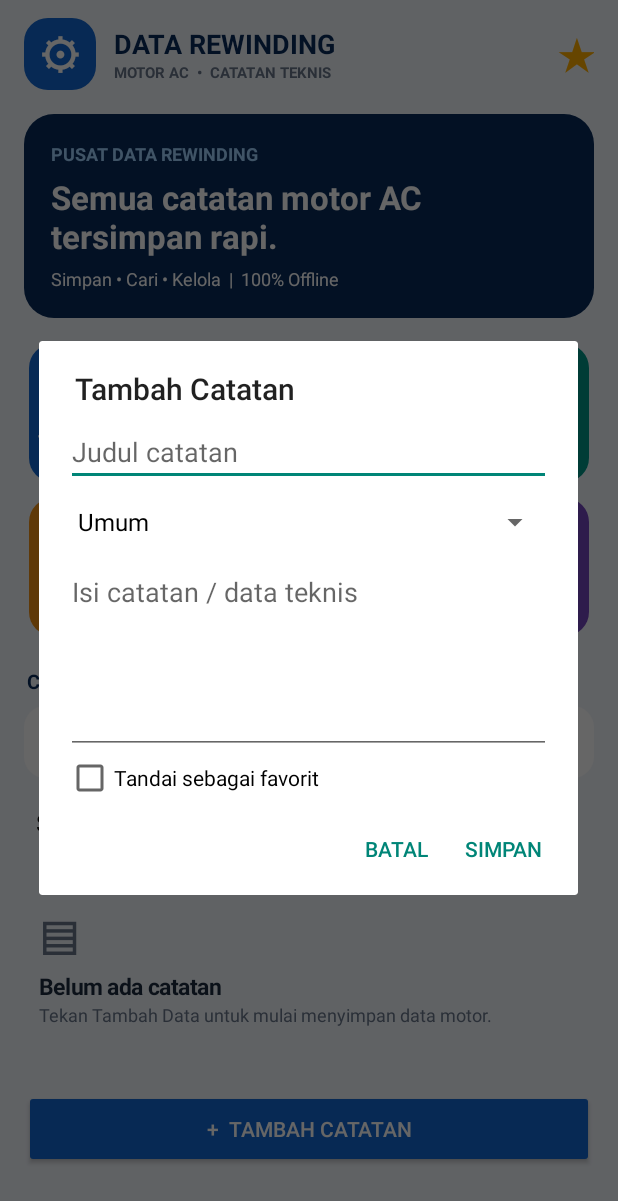
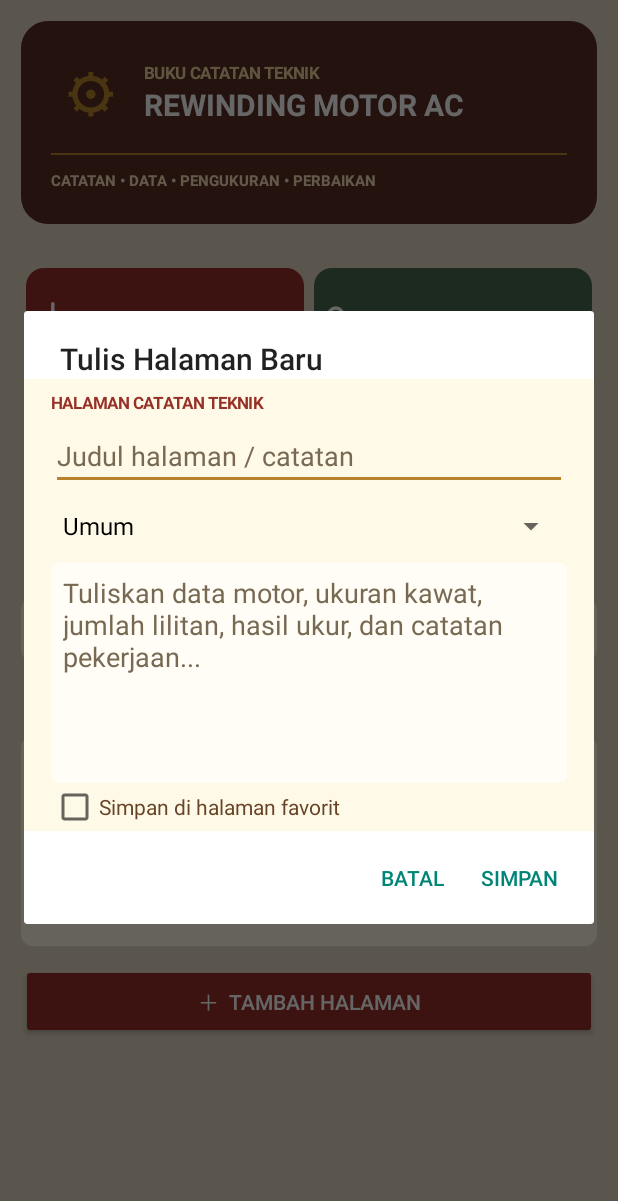
Before and after one commit to fsaoce-ui/DATA-REWINDING-MOTOR-AC, an Android app: the screen it shows after launch (MainActivity), after a tap on an icon or button, on a phone screen of 412 x 824 dp. Shown: the top 1201 px of the screen. Run offline under Robolectric (Android 15) with nearby library versions, the phone set to English and light mode, and no system bars.

Commit message:
Ubah antarmuka menjadi buku catatan teknik rewinding

```diff
--- a/app/src/main/java/com/datarewindingmotorac/MainActivity.java
+++ b/app/src/main/java/com/datarewindingmotorac/MainActivity.java
@@ -6,7 +6,7 @@ import android.graphics.Color; import android.graphics.Typeface; import android.
 public class MainActivity extends Activity {
  DB db; LinearLayout root,list; EditText search; Spinner filter; boolean favOnly=false;
  final String[] cats={"Umum","Data Motor","Lilitan / Winding","Pengukuran","Kerusakan","Perbaikan","Material"};
- int navy=Color.rgb(8,43,91),blue=Color.rgb(17,103,210),teal=Color.rgb(0,150,136),ink=Color.rgb(28,43,62),muted=Color.rgb(105,119,139);
+ int paper=Color.rgb(255,249,231),brown=Color.rgb(104,68,38),ink=Color.rgb(54,48,40),red=Color.rgb(151,48,39),gold=Color.rgb(183,132,43),muted=Color.rgb(120,105,83);
  int dp(float x){return (int)(x*getResources().getDisplayMetrics().density+.5f);}
  GradientDrawable shape(int color,int radius){GradientDrawable d=new GradientDrawable();d.setColor(color);d.setCornerRadius(dp(radius));return d;}
  TextView txt(String s,int size,int color,boolean bold){TextView t=new TextView(this);t.setText(s);t.setTextSize(size);t.setTextColor(color);if(bold)t.setTypeface(null,Typeface.BOLD);return t;}
@@ -14,41 +14,41 @@ public class MainActivity extends Activity {
  LinearLayout horizontal(){LinearLayout l=new LinearLayout(this);l.setOrientation(0);l.setGravity(Gravity.CENTER_VERTICAL);return l;}
  public void onCreate(Bundle b){super.onCreate(b);db=new DB(this);build();}
  void build(){
-  ScrollView page=new ScrollView(this);page.setFillViewport(true);page.setBackgroundColor(Color.rgb(242,246,252));root=vertical();root.setPadding(dp(16),dp(12),dp(16),dp(22));page.addView(root);
-  LinearLayout top=horizontal(); TextView logo=txt("⚙",28,Color.WHITE,true);logo.setGravity(Gravity.CENTER);logo.setBackground(shape(blue,16));top.addView(logo,new LinearLayout.LayoutParams(dp(48),dp(48)));
-  LinearLayout brand=vertical();brand.setPadding(dp(12),0,0,0);brand.addView(txt("DATA REWINDING",18,navy,true));brand.addView(txt("MOTOR AC  •  CATATAN TEKNIS",10,muted,true));top.addView(brand,new LinearLayout.LayoutParams(0,-2,1));
-  TextView star=txt("★",27,Color.rgb(255,174,0),true);star.setGravity(Gravity.CENTER);top.addView(star);star.setOnClickListener(v->{favOnly=!favOnly;refresh();});root.addView(top);
-  LinearLayout hero=vertical();hero.setPadding(dp(18),dp(18),dp(18),dp(18));hero.setBackground(shape(navy,20));LinearLayout.LayoutParams hp=new LinearLayout.LayoutParams(-1,-2);hp.topMargin=dp(16);root.addView(hero,hp);
-  hero.addView(txt("PUSAT DATA REWINDING",12,Color.rgb(160,210,255),true));TextView ht=txt("Semua catatan motor AC\ntersimpan rapi.",22,Color.WHITE,true);ht.setPadding(0,dp(6),0,dp(5));hero.addView(ht);hero.addView(txt("Simpan • Cari • Kelola  |  100% Offline",12,Color.WHITE,false));
-  LinearLayout actions=horizontal();actions.setPadding(0,dp(14),0,dp(4));root.addView(actions);
-  tile(actions,"＋","Tambah Data",blue,()->edit(null));tile(actions,"⌕","Cari Data",teal,()->{search.requestFocus();search.postDelayed(()->((android.view.inputmethod.InputMethodManager)getSystemService(INPUT_METHOD_SERVICE)).showSoftInput(search,android.view.inputmethod.InputMethodManager.SHOW_IMPLICIT),180);});
-  LinearLayout actions2=horizontal();root.addView(actions2);tile(actions2,"▦","Kategori",Color.rgb(239,143,20),()->new AlertDialog.Builder(this).setTitle("Kategori Catatan").setItems(cats,(d,w)->{filter.setSelection(w+1);}).show());tile(actions2,"★","Favorit",Color.rgb(116,70,190),()->{favOnly=!favOnly;refresh();});
-  TextView section=txt("CATATAN ANDA",13,navy,true);section.setPadding(dp(2),dp(18),0,dp(7));root.addView(section);
-  search=new EditText(this);search.setSingleLine(true);search.setTextSize(14);search.setHint("Cari judul atau isi catatan...");search.setPadding(dp(14),dp(10),dp(14),dp(10));search.setBackground(shape(Color.WHITE,14));root.addView(search,new LinearLayout.LayoutParams(-1,dp(48)));
-  filter=new Spinner(this);filter.setAdapter(new ArrayAdapter<String>(this,android.R.layout.simple_spinner_dropdown_item,new String[]{"Semua kategori","Umum","Data Motor","Lilitan / Winding","Pengukuran","Kerusakan","Perbaikan","Material"}));LinearLayout.LayoutParams fp=new LinearLayout.LayoutParams(-1,dp(45));fp.topMargin=dp(7);root.addView(filter,fp);
-  list=vertical();root.addView(list);Button add=new Button(this);add.setText("+  TAMBAH CATATAN");add.setTextColor(Color.WHITE);add.setBackgroundTintList(ColorStateList.valueOf(blue));LinearLayout.LayoutParams ap=new LinearLayout.LayoutParams(-1,dp(52));ap.topMargin=dp(14);root.addView(add,ap);add.setOnClickListener(v->edit(null));
+  ScrollView page=new ScrollView(this);page.setFillViewport(true);page.setBackgroundColor(Color.rgb(226,216,194));root=vertical();root.setPadding(dp(14),dp(14),dp(14),dp(22));page.addView(root);
+  LinearLayout cover=vertical();cover.setPadding(dp(20),dp(22),dp(20),dp(22));cover.setBackground(shape(Color.rgb(91,45,34),18));LinearLayout.LayoutParams cvp=new LinearLayout.LayoutParams(-1,-2);cvp.bottomMargin=dp(14);root.addView(cover,cvp);
+  LinearLayout emblem=horizontal();TextView gear=txt("⚙",34,gold,true);gear.setGravity(Gravity.CENTER);emblem.addView(gear,new LinearLayout.LayoutParams(dp(52),dp(52)));LinearLayout labels=vertical();labels.setPadding(dp(10),0,0,0);labels.addView(txt("BUKU CATATAN TEKNIK",11,Color.rgb(239,214,159),true));labels.addView(txt("REWINDING MOTOR AC",20,Color.WHITE,true));emblem.addView(labels);cover.addView(emblem);
+  View line=new View(this);line.setBackgroundColor(gold);LinearLayout.LayoutParams lp=new LinearLayout.LayoutParams(-1,dp(1));lp.setMargins(0,dp(14),0,dp(10));cover.addView(line,lp);cover.addView(txt("CATATAN • DATA • PENGUKURAN • PERBAIKAN",10,Color.rgb(245,224,185),true));
+  LinearLayout quick=horizontal();quick.setPadding(0,dp(12),0,dp(8));root.addView(quick);tile(quick,"＋","Tulis Catatan",red,()->edit(null));tile(quick,"⌕","Cari Isi Buku",Color.rgb(74,105,79),()->{search.requestFocus();search.postDelayed(()->((android.view.inputmethod.InputMethodManager)getSystemService(INPUT_METHOD_SERVICE)).showSoftInput(search,android.view.inputmethod.InputMethodManager.SHOW_IMPLICIT),180);});
+  LinearLayout quick2=horizontal();root.addView(quick2);tile(quick2,"▤","Daftar Bab",brown,()->new AlertDialog.Builder(this).setTitle("Daftar Bab").setItems(cats,(d,w)->filter.setSelection(w+1)).show());tile(quick2,"★","Halaman Favorit",gold,()->{favOnly=!favOnly;refresh();});
+  TextView heading=txt("ISI BUKU CATATAN",13,brown,true);heading.setPadding(dp(4),dp(18),0,dp(8));root.addView(heading);
+  search=new EditText(this);search.setSingleLine(true);search.setTextSize(14);search.setHint("Cari judul atau isi catatan...");search.setPadding(dp(14),dp(10),dp(14),dp(10));search.setTextColor(ink);search.setHintTextColor(muted);search.setBackground(shape(paper,10));root.addView(search,new LinearLayout.LayoutParams(-1,dp(46)));
+  filter=new Spinner(this);filter.setAdapter(new ArrayAdapter<String>(this,android.R.layout.simple_spinner_dropdown_item,new String[]{"Semua bab","Umum","Data Motor","Lilitan / Winding","Pengukuran","Kerusakan","Perbaikan","Material"}));LinearLayout.LayoutParams fp=new LinearLayout.LayoutParams(-1,dp(42));fp.topMargin=dp(6);root.addView(filter,fp);
+  list=vertical();root.addView(list);Button add=new Button(this);add.setText("＋  TAMBAH HALAMAN");add.setTextColor(Color.WHITE);add.setBackgroundTintList(ColorStateList.valueOf(red));LinearLayout.LayoutParams ap=new LinearLayout.LayoutParams(-1,dp(50));ap.topMargin=dp(12);root.addView(add,ap);add.setOnClickListener(v->edit(null));
   search.addTextChangedListener(new TextWatcher(){public void beforeTextChanged(CharSequence s,int st,int c,int a){}public void onTextChanged(CharSequence s,int st,int b,int c){refresh();}public void afterTextChanged(Editable e){}});
   filter.setOnItemSelectedListener(new android.widget.AdapterView.OnItemSelectedListener(){public void onNothingSelected(android.widget.AdapterView<?> p){}public void onItemSelected(android.widget.AdapterView<?> p,View v,int pos,long id){refresh();}});
   setContentView(page);refresh();
  }
- void tile(LinearLayout row,String symbol,String label,int color,Runnable action){
-  LinearLayout box=vertical();box.setGravity(Gravity.CENTER);box.setPadding(dp(6),dp(12),dp(6),dp(12));box.setBackground(shape(color,16));LinearLayout.LayoutParams p=new LinearLayout.LayoutParams(0,dp(92),1);p.setMargins(dp(3),dp(3),dp(3),dp(3));row.addView(box,p);
-  box.addView(txt(symbol,25,Color.WHITE,true));box.addView(txt(label,12,Color.WHITE,true));box.setOnClickListener(v->action.run());
- }
+ void tile(LinearLayout row,String symbol,String label,int color,Runnable action){LinearLayout box=vertical();box.setGravity(Gravity.CENTER);box.setPadding(dp(6),dp(9),dp(6),dp(9));box.setBackground(shape(color,12));LinearLayout.LayoutParams p=new LinearLayout.LayoutParams(0,dp(78),1);p.setMargins(dp(3),dp(3),dp(3),dp(3));row.addView(box,p);box.addView(txt(symbol,23,Color.WHITE,true));box.addView(txt(label,11,Color.WHITE,true));box.setOnClickListener(v->action.run());}
  void refresh(){
   if(list==null||search==null||filter==null)return;list.removeAllViews();String q=search.getText().toString().trim().toLowerCase();String cat=filter.getSelectedItemPosition()==0?"":cats[filter.getSelectedItemPosition()-1];
   Cursor c=db.getReadableDatabase().rawQuery("SELECT id,title,body,category,favorite FROM notes ORDER BY favorite DESC,updated DESC",null);int count=0;
   while(c.moveToNext()){int id=c.getInt(0),fav=c.getInt(4);String t=c.getString(1),body=c.getString(2),category=c.getString(3);if(favOnly&&fav==0)continue;if(!cat.isEmpty()&&!cat.equals(category))continue;if(!q.isEmpty()&&!t.toLowerCase().contains(q)&&!body.toLowerCase().contains(q))continue;count++;
-   LinearLayout card=vertical();card.setPadding(dp(14),dp(13),dp(14),dp(13));card.setBackground(shape(Color.WHITE,15));LinearLayout.LayoutParams cp=new LinearLayout.LayoutParams(-1,-2);cp.setMargins(0,dp(5),0,dp(5));list.addView(card,cp);
-   LinearLayout line=horizontal();TextView heading=txt(t,15,ink,true);line.addView(heading,new LinearLayout.LayoutParams(0,-2,1));line.addView(txt(fav==1?"★":"☆",22,Color.rgb(244,169,0),true));card.addView(line);
-   TextView meta=txt("▰  "+category,11,blue,true);meta.setPadding(0,dp(4),0,dp(5));card.addView(meta);TextView desc=txt(body,13,muted,false);desc.setMaxLines(3);card.addView(desc);
-   card.setOnClickListener(v->edit(id));card.setOnLongClickListener(v->{new AlertDialog.Builder(this).setTitle("Hapus catatan?").setMessage(t).setNegativeButton("Batal",null).setPositiveButton("Hapus",(d,w)->{db.getWritableDatabase().delete("notes","id=?",new String[]{""+id});refresh();}).show();return true;});
-  }c.close();if(count==0){LinearLayout empty=vertical();empty.setGravity(Gravity.CENTER);empty.setPadding(dp(10),dp(28),dp(10),dp(28));empty.addView(txt("▤",35,muted,true));empty.addView(txt("Belum ada catatan",15,ink,true));empty.addView(txt("Tekan Tambah Data untuk mulai menyimpan data motor.",12,muted,false));list.addView(empty);}
+   LinearLayout card=horizontal();card.setBackground(shape(paper,7));LinearLayout.LayoutParams cp=new LinearLayout.LayoutParams(-1,-2);cp.setMargins(dp(2),dp(5),dp(2),dp(5));list.addView(card,cp);View spine=new View(this);spine.setBackgroundColor(red);card.addView(spine,new LinearLayout.LayoutParams(dp(7),-1));
+   LinearLayout pageBody=vertical();pageBody.setPadding(dp(13),dp(12),dp(13),dp(12));card.addView(pageBody,new LinearLayout.LayoutParams(0,-2,1));LinearLayout titleRow=horizontal();TextView title=txt(t,15,ink,true);titleRow.addView(title,new LinearLayout.LayoutParams(0,-2,1));titleRow.addView(txt(fav==1?"★":"☆",20,gold,true));pageBody.addView(titleRow);
+   TextView meta=txt("BAB: "+category.toUpperCase(),10,red,true);meta.setPadding(0,dp(4),0,dp(5));pageBody.addView(meta);TextView desc=txt(body.isEmpty()?"Belum ada isi catatan.":body,13,muted,false);desc.setMaxLines(3);pageBody.addView(desc);TextView number=txt("✦  HALAMAN "+count,9,gold,true);number.setGravity(Gravity.RIGHT);number.setPadding(0,dp(7),0,0);pageBody.addView(number);
+   card.setOnClickListener(v->edit(id));card.setOnLongClickListener(v->{new AlertDialog.Builder(this).setTitle("Hapus halaman?").setMessage(t).setNegativeButton("Batal",null).setPositiveButton("Hapus",(d,w)->{db.getWritableDatabase().delete("notes","id=?",new String[]{""+id});refresh();}).show();return true;});
+  }
+  c.close();if(count==0){LinearLayout empty=vertical();empty.setGravity(Gravity.CENTER);empty.setPadding(dp(10),dp(28),dp(10),dp(28));empty.setBackground(shape(paper,8));empty.addView(txt("▤",34,gold,true));empty.addView(txt("Halaman masih kosong",15,brown,true));empty.addView(txt("Tekan Tambah Halaman untuk menulis catatan pertama.",12,muted,false));list.addView(empty);}
  }
  void edit(Integer id){
   String ot="",ob="",oc="Umum";boolean of=false;if(id!=null){Cursor c=db.getReadableDatabase().rawQuery("SELECT title,body,category,favorite FROM notes WHERE id=?",new String[]{""+id});if(c.moveToFirst()){ot=c.getString(0);ob=c.getString(1);oc=c.getString(2);of=c.getInt(3)==1;}c.close();}
-  LinearLayout form=vertical();form.setPadding(dp(18),dp(6),dp(18),0);EditText title=new EditText(this);title.setSingleLine(true);title.setHint("Judul catatan");title.setText(ot);form.addView(title);Spinner category=new Spinner(this);category.setAdapter(new ArrayAdapter<String>(this,android.R.layout.simple_spinner_dropdown_item,cats));for(int i=0;i<cats.length;i++)if(cats[i].equals(oc))category.setSelection(i);form.addView(category);EditText body=new EditText(this);body.setHint("Isi catatan / data teknis");body.setText(ob);body.setMinLines(5);body.setGravity(Gravity.TOP);form.addView(body);CheckBox favorite=new CheckBox(this);favorite.setText("Tandai sebagai favorit");favorite.setChecked(of);form.addView(favorite);
-  AlertDialog dialog=new AlertDialog.Builder(this).setTitle(id==null?"Tambah Catatan":"Edit Catatan").setView(form).setNegativeButton("Batal",null).setPositiveButton("Simpan",null).create();dialog.setOnShowListener(x->dialog.getButton(-1).setOnClickListener(v->{String t=title.getText().toString().trim(),b=body.getText().toString().trim();if(t.isEmpty()){title.setError("Judul wajib diisi");return;}ContentValues cv=new ContentValues();cv.put("title",t);cv.put("body",b);cv.put("category",cats[category.getSelectedItemPosition()]);cv.put("favorite",favorite.isChecked()?1:0);cv.put("updated",System.currentTimeMillis());if(id==null)db.getWritableDatabase().insert("notes",null,cv);else db.getWritableDatabase().update("notes",cv,"id=?",new String[]{""+id});dialog.dismiss();refresh();}));dialog.show();
+  LinearLayout form=vertical();form.setPadding(dp(18),dp(8),dp(18),0);form.setBackgroundColor(paper);TextView prompt=txt("HALAMAN CATATAN TEKNIK",11,red,true);prompt.setPadding(0,0,0,dp(5));form.addView(prompt);
+  EditText title=new EditText(this);title.setSingleLine(true);title.setHint("Judul halaman / catatan");title.setText(ot);title.setTextColor(ink);title.setHintTextColor(muted);title.setBackgroundTintList(ColorStateList.valueOf(gold));form.addView(title);
+  Spinner category=new Spinner(this);category.setAdapter(new ArrayAdapter<String>(this,android.R.layout.simple_spinner_dropdown_item,cats));for(int i=0;i<cats.length;i++)if(cats[i].equals(oc))category.setSelection(i);form.addView(category);
+  EditText body=new EditText(this);body.setHint("Tuliskan data motor, ukuran kawat, jumlah lilitan, hasil ukur, dan catatan pekerjaan...");body.setText(ob);body.setTextColor(ink);body.setHintTextColor(muted);body.setMinLines(6);body.setGravity(Gravity.TOP);body.setPadding(dp(8),dp(8),dp(8),dp(8));body.setBackground(shape(Color.rgb(255,253,245),5));form.addView(body);
+  CheckBox favorite=new CheckBox(this);favorite.setText("Simpan di halaman favorit");favorite.setTextColor(brown);favorite.setChecked(of);form.addView(favorite);
+  AlertDialog dialog=new AlertDialog.Builder(this).setTitle(id==null?"Tulis Halaman Baru":"Edit Halaman").setView(form).setNegativeButton("Batal",null).setPositiveButton("Simpan",null).create();
+  dialog.setOnShowListener(x->dialog.getButton(-1).setOnClickListener(v->{String t=title.getText().toString().trim(),b=body.getText().toString().trim();if(t.isEmpty()){title.setError("Judul wajib diisi");return;}ContentValues cv=new ContentValues();cv.put("title",t);cv.put("body",b);cv.put("category",cats[category.getSelectedItemPosition()]);cv.put("favorite",favorite.isChecked()?1:0);cv.put("updated",System.currentTimeMillis());if(id==null)db.getWritableDatabase().insert("notes",null,cv);else db.getWritableDatabase().update("notes",cv,"id=?",new String[]{""+id});dialog.dismiss();refresh();}));dialog.show();
  }
  static class DB extends SQLiteOpenHelper{DB(Context c){super(c,"rewinding_notes.db",null,1);}public void onCreate(SQLiteDatabase d){d.execSQL("CREATE TABLE notes(id INTEGER PRIMARY KEY AUTOINCREMENT,title TEXT NOT NULL,body TEXT,category TEXT,favorite INTEGER DEFAULT 0,updated INTEGER)");}public void onUpgrade(SQLiteDatabase d,int o,int n){}}
 }
```
